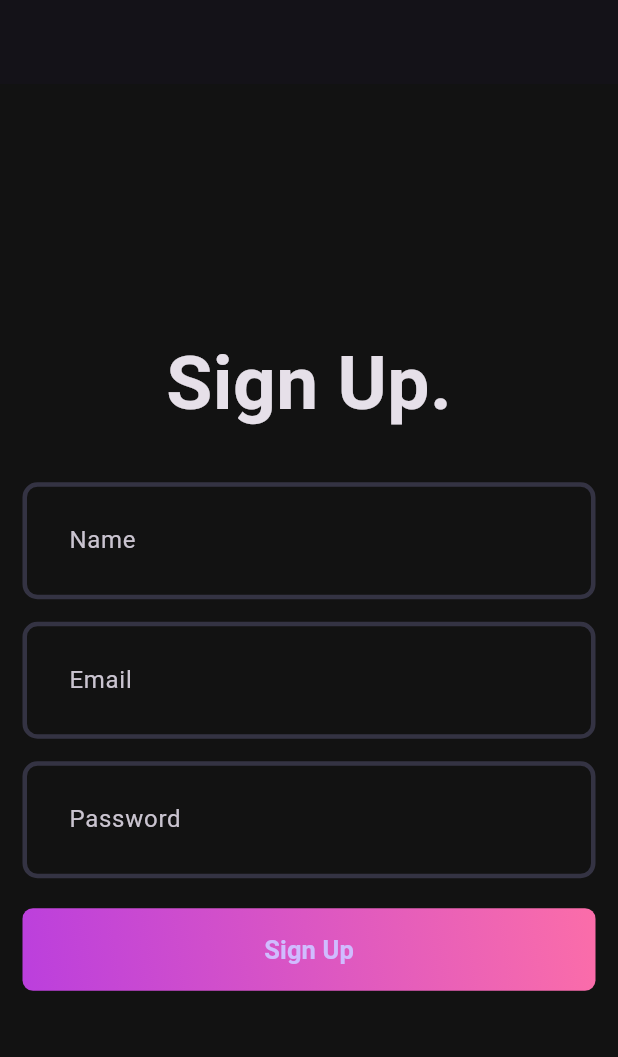
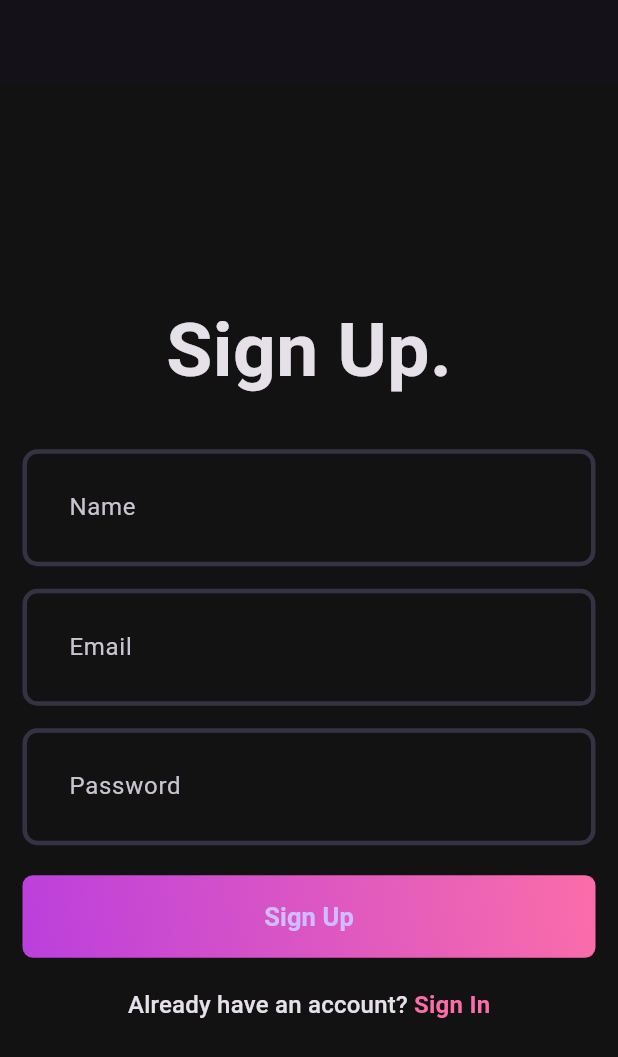
Before and after one commit to Daksh-K-11/Spotify-Clone, a Flutter app: the screen it shows after launch, on a phone screen of 412 x 824 dp. Shown: the top 1057 px of the screen. Run offline on Flutter 3.47's test engine with Material 3 defaults, Android fonts, the light colour scheme and no system bars.

Commit message:
sign in rich text

```diff
--- a/client/lib/features/auth/view/pages/signup_page.dart
+++ b/client/lib/features/auth/view/pages/signup_page.dart
@@ -1,3 +1,4 @@
+import 'package:client/core/theme/app_pallete.dart';
 import 'package:client/features/auth/view/widgets/auth_gradient_button.dart';
 import 'package:client/features/auth/view/widgets/custom_field.dart';
 import 'package:flutter/material.dart';
@@ -40,6 +41,22 @@ class _SignupPageState extends State<SignupPage> {
             ),
             const SizedBox(height: 20),
             AuthGradientButton(),
+            const SizedBox(height: 20),
+            RichText(
+              text: TextSpan(
+                text: 'Already have an account? ',
+                style: Theme.of(context).textTheme.titleMedium,
+                children: [
+                  TextSpan(
+                    text: 'Sign In',
+                    style: TextStyle(
+                      color: Pallete.gradient2,
+                      fontWeight: FontWeight.bold,
+                    ),
+                  ),
+                ],
+              ),
+            ),
           ],
         ),
       ),
```
